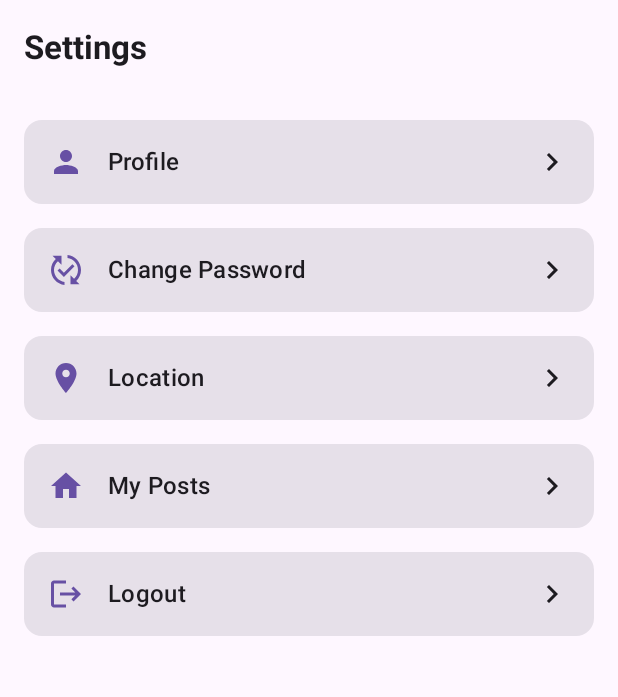
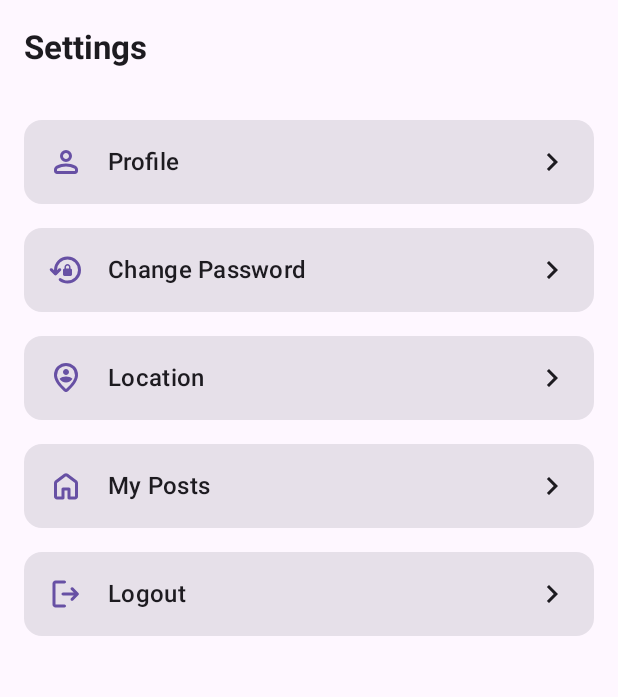
Before and after one commit to hitesh-dhamshaniya/GiveAwayThings_GoodDeed, an Android app built with Jetpack Compose: the screen it shows after launch once a user with an empty profile is signed in (MainActivity), item 5 of the bottom bar chosen, on a phone screen of 412 x 824 dp. Shown: the top 697 px of the screen. Run offline under Robolectric (Android 15) with nearby library versions, the phone set to English and light mode, and no system bars; our stand-ins replace Firebase (no records; nobody signed in at launch, a user with empty details on screens opened directly), navigation-ui; 1 statement that could not run was skipped.

Commit message:
Few more ui improvements

```diff
--- a/app/src/main/java/give/away/good/deeds/repository/PostRepository.kt
+++ b/app/src/main/java/give/away/good/deeds/repository/PostRepository.kt
@@ -3,6 +3,7 @@ package give.away.good.deeds.repository
 import android.net.Uri
 import com.google.firebase.auth.FirebaseAuth
 import com.google.firebase.firestore.FirebaseFirestore
+import com.google.firebase.firestore.Query
 import give.away.good.deeds.network.model.Post
 import give.away.good.deeds.network.model.PostInfo
 import give.away.good.deeds.network.model.toPost
@@ -97,6 +98,7 @@ class PostRepositoryImpl(
         return try {
             val snapshot = firestore.collection(COLLECTION_POST)
                 .whereEqualTo("userId", getCurrentUserId())
+                .orderBy("createdDateTime", Query.Direction.DESCENDING)
                 .get()
                 .await()
             val list = snapshot.documents.map {
--- a/app/src/main/java/give/away/good/deeds/ui/screens/main/setting/menu/SettingItemModel.kt
+++ b/app/src/main/java/give/away/good/deeds/ui/screens/main/setting/menu/SettingItemModel.kt
@@ -17,10 +17,10 @@ object SettingUtil {
     const val LOGOUT = "Logout"
 
     private fun addItems() {
-        settingItemsList.add(SettingItemModel(R.drawable.ic_profile, PROFILE, "profile"))
-        settingItemsList.add(SettingItemModel(R.drawable.ic_change_password, CHANGE_PASSWORD, "change_password"))
-        settingItemsList.add(SettingItemModel(R.drawable.ic_location, SET_LOCATION, "location"))
-        settingItemsList.add(SettingItemModel(R.drawable.ic_home, MY_LISTING, "account_listing"))
+        settingItemsList.add(SettingItemModel(R.drawable.ic_person_24px, PROFILE, "profile"))
+        settingItemsList.add(SettingItemModel(R.drawable.ic_lock_reset_24px, CHANGE_PASSWORD, "change_password"))
+        settingItemsList.add(SettingItemModel(R.drawable.ic_person_pin_circle_24px, SET_LOCATION, "location"))
+        settingItemsList.add(SettingItemModel(R.drawable.ic_menu_home, MY_LISTING, "account_listing"))
         settingItemsList.add(SettingItemModel(R.drawable.ic_logout, LOGOUT, "logout"))
     }
 
--- a/app/src/main/java/give/away/good/deeds/ui/theme/Theme.kt
+++ b/app/src/main/java/give/away/good/deeds/ui/theme/Theme.kt
@@ -10,6 +10,7 @@ import androidx.compose.material3.dynamicLightColorScheme
 import androidx.compose.material3.lightColorScheme
 import androidx.compose.runtime.Composable
 import androidx.compose.runtime.SideEffect
+import androidx.compose.ui.graphics.Color
 import androidx.compose.ui.graphics.toArgb
 import androidx.compose.ui.platform.LocalContext
 import androidx.compose.ui.platform.LocalView
@@ -100,7 +101,10 @@ fun AppTheme(
         SideEffect {
             val window = (view.context as Activity).window
             window.statusBarColor = if(useDarkTheme) md_theme_dark_surface.toArgb() else md_theme_light_surface.toArgb()
-            WindowCompat.getInsetsController(window, view).isAppearanceLightStatusBars = !useDarkTheme
+            WindowCompat.getInsetsController(window, view).apply {
+                isAppearanceLightStatusBars = !useDarkTheme
+                isAppearanceLightNavigationBars = !useDarkTheme
+            }
         }
     }
 
--- a/app/src/main/res/drawable/ic_change_password.xml
+++ /dev/null
@@ -1,10 +0,0 @@
-<vector xmlns:android="http://schemas.android.com/apk/res/android"
-    android:width="24dp"
-    android:height="24dp"
-    android:tint="@color/colorPrimary"
-    android:viewportWidth="24"
-    android:viewportHeight="24">
-    <path
-        android:fillColor="@android:color/white"
-        android:pathData="M17.66,9.53l-7.07,7.07l-4.24,-4.24l1.41,-1.41l2.83,2.83l5.66,-5.66L17.66,9.53zM4,12c0,-2.33 1.02,-4.42 2.62,-5.88L9,8.5v-6H3l2.2,2.2C3.24,6.52 2,9.11 2,12c0,5.19 3.95,9.45 9,9.95v-2.02C7.06,19.44 4,16.07 4,12zM22,12c0,-5.19 -3.95,-9.45 -9,-9.95v2.02c3.94,0.49 7,3.86 7,7.93c0,2.33 -1.02,4.42 -2.62,5.88L15,15.5v6h6l-2.2,-2.2C20.76,17.48 22,14.89 22,12z" />
-</vector>
--- /dev/null
+++ b/app/src/main/res/drawable/ic_lock_reset_24px.xml
@@ -0,0 +1,10 @@
+<vector xmlns:android="http://schemas.android.com/apk/res/android"
+    android:width="24dp"
+    android:height="24dp"
+    android:viewportWidth="960"
+    android:viewportHeight="960"
+    android:tint="?attr/colorControlNormal">
+  <path
+      android:fillColor="@android:color/white"
+      android:pathData="M520,840Q457,840 401,820Q345,800 299,764Q286,753 285,736.5Q284,720 296,708Q308,696 324.5,696Q341,696 355,706Q390,732 431.5,746Q473,760 520,760Q636,760 718,678Q800,596 800,480Q800,364 718,282Q636,200 520,200Q404,200 322,282Q240,364 240,480L240,487L285,442Q296,431 312.5,431Q329,431 341,442Q353,454 353,470.5Q353,487 341,499L228,612Q216,624 200,624Q184,624 172,612L58,498Q46,486 46.5,469.5Q47,453 59,442Q71,431 87.5,430.5Q104,430 115,442L160,488L160,480Q160,405 188.5,339.5Q217,274 265.5,225.5Q314,177 379.5,148.5Q445,120 520,120Q595,120 660.5,148.5Q726,177 774.5,225.5Q823,274 851.5,339.5Q880,405 880,480Q880,630 775,735Q670,840 520,840ZM440,640Q423,640 411.5,628.5Q400,617 400,600L400,480Q400,463 411.5,451.5Q423,440 440,440L440,400Q440,367 463.5,343.5Q487,320 520,320Q553,320 576.5,343.5Q600,367 600,400L600,440Q617,440 628.5,451.5Q640,463 640,480L640,600Q640,617 628.5,628.5Q617,640 600,640L440,640ZM480,440L560,440L560,400Q560,383 548.5,371.5Q537,360 520,360Q503,360 491.5,371.5Q480,383 480,400L480,440Z"/>
+</vector>
--- a/app/src/main/res/drawable/ic_logout.xml
+++ b/app/src/main/res/drawable/ic_logout.xml
@@ -1,11 +1,11 @@
 <vector xmlns:android="http://schemas.android.com/apk/res/android"
     android:width="24dp"
     android:height="24dp"
-    android:autoMirrored="true"
-    android:tint="@color/colorPrimary"
-    android:viewportWidth="24"
-    android:viewportHeight="24">
-    <path
-        android:fillColor="@android:color/white"
-        android:pathData="M17,7l-1.41,1.41L18.17,11H8v2h10.17l-2.58,2.58L17,17l5,-5zM4,5h8V3H4c-1.1,0 -2,0.9 -2,2v14c0,1.1 0.9,2 2,2h8v-2H4V5z" />
+    android:viewportWidth="960"
+    android:viewportHeight="960"
+    android:tint="?attr/colorControlNormal"
+    android:autoMirrored="true">
+  <path
+      android:fillColor="@android:color/white"
+      android:pathData="M200,840Q167,840 143.5,816.5Q120,793 120,760L120,200Q120,167 143.5,143.5Q167,120 200,120L440,120Q457,120 468.5,131.5Q480,143 480,160Q480,177 468.5,188.5Q457,200 440,200L200,200Q200,200 200,200Q200,200 200,200L200,760Q200,760 200,760Q200,760 200,760L440,760Q457,760 468.5,771.5Q480,783 480,800Q480,817 468.5,828.5Q457,840 440,840L200,840ZM687,520L400,520Q383,520 371.5,508.5Q360,497 360,480Q360,463 371.5,451.5Q383,440 400,440L687,440L612,365Q601,354 601,338Q601,322 612,310Q623,298 640,297.5Q657,297 669,309L812,452Q824,464 824,480Q824,496 812,508L669,651Q657,663 640.5,662.5Q624,662 612,650Q601,638 601.5,621.5Q602,605 613,594L687,520Z"/>
 </vector>
--- a/app/src/main/res/drawable/ic_next.xml
+++ /dev/null
@@ -1,5 +0,0 @@
-<vector android:autoMirrored="true" android:height="24dp"
-    android:tint="#000000" android:viewportHeight="24"
-    android:viewportWidth="24" android:width="24dp" xmlns:android="http://schemas.android.com/apk/res/android">
-    <path android:fillColor="@android:color/white" android:pathData="M10,6L8.59,7.41 13.17,12l-4.58,4.59L10,18l6,-6z"/>
-</vector>
--- /dev/null
+++ b/app/src/main/res/drawable/ic_person_24px.xml
@@ -0,0 +1,10 @@
+<vector xmlns:android="http://schemas.android.com/apk/res/android"
+    android:width="24dp"
+    android:height="24dp"
+    android:viewportWidth="960"
+    android:viewportHeight="960"
+    android:tint="?attr/colorControlNormal">
+  <path
+      android:fillColor="@android:color/white"
+      android:pathData="M480,480Q414,480 367,433Q320,386 320,320Q320,254 367,207Q414,160 480,160Q546,160 593,207Q640,254 640,320Q640,386 593,433Q546,480 480,480ZM720,800L240,800Q207,800 183.5,776.5Q160,753 160,720L160,688Q160,654 177.5,625.5Q195,597 224,582Q286,551 350,535.5Q414,520 480,520Q546,520 610,535.5Q674,551 736,582Q765,597 782.5,625.5Q800,654 800,688L800,720Q800,753 776.5,776.5Q753,800 720,800ZM240,720L720,720L720,688Q720,677 714.5,668Q709,659 700,654Q646,627 591,613.5Q536,600 480,600Q424,600 369,613.5Q314,627 260,654Q251,659 245.5,668Q240,677 240,688L240,720ZM480,400Q513,400 536.5,376.5Q560,353 560,320Q560,287 536.5,263.5Q513,240 480,240Q447,240 423.5,263.5Q400,287 400,320Q400,353 423.5,376.5Q447,400 480,400ZM480,320Q480,320 480,320Q480,320 480,320Q480,320 480,320Q480,320 480,320Q480,320 480,320Q480,320 480,320Q480,320 480,320Q480,320 480,320ZM480,720L480,720Q480,720 480,720Q480,720 480,720Q480,720 480,720Q480,720 480,720Q480,720 480,720Q480,720 480,720Q480,720 480,720Q480,720 480,720L480,720L480,720Z"/>
+</vector>
--- /dev/null
+++ b/app/src/main/res/drawable/ic_person_pin_circle_24px.xml
@@ -0,0 +1,10 @@
+<vector xmlns:android="http://schemas.android.com/apk/res/android"
+    android:width="24dp"
+    android:height="24dp"
+    android:viewportWidth="960"
+    android:viewportHeight="960"
+    android:tint="?attr/colorControlNormal">
+  <path
+      android:fillColor="@android:color/white"
+      android:pathData="M480,774Q602,662 661,570.5Q720,479 720,408Q720,299 650.5,229.5Q581,160 480,160Q379,160 309.5,229.5Q240,299 240,408Q240,479 299,570.5Q358,662 480,774ZM480,853Q466,853 452,848Q438,843 427,833Q362,773 312,716Q262,659 228.5,605.5Q195,552 177.5,502.5Q160,453 160,408Q160,258 256.5,169Q353,80 480,80Q607,80 703.5,169Q800,258 800,408Q800,453 782.5,502.5Q765,552 731.5,605.5Q698,659 648,716Q598,773 533,833Q522,843 508,848Q494,853 480,853ZM480,400Q480,400 480,400Q480,400 480,400Q480,400 480,400Q480,400 480,400Q480,400 480,400Q480,400 480,400Q480,400 480,400Q480,400 480,400ZM480,600Q536,600 581,572.5Q626,545 652,500Q617,471 573,455.5Q529,440 480,440Q431,440 387,455.5Q343,471 308,500Q334,545 379,572.5Q424,600 480,600ZM480,400Q513,400 536.5,376.5Q560,353 560,320Q560,287 536.5,263.5Q513,240 480,240Q447,240 423.5,263.5Q400,287 400,320Q400,353 423.5,376.5Q447,400 480,400Z"/>
+</vector>
--- a/app/src/main/res/drawable/ic_profile.xml
+++ /dev/null
@@ -1,10 +0,0 @@
-<vector xmlns:android="http://schemas.android.com/apk/res/android"
-    android:width="24dp"
-    android:height="24dp"
-    android:tint="@color/colorPrimary"
-    android:viewportWidth="24"
-    android:viewportHeight="24">
-    <path
-        android:fillColor="@android:color/white"
-        android:pathData="M12,12c2.21,0 4,-1.79 4,-4s-1.79,-4 -4,-4 -4,1.79 -4,4 1.79,4 4,4zM12,14c-2.67,0 -8,1.34 -8,4v2h16v-2c0,-2.66 -5.33,-4 -8,-4z" />
-</vector>
--- a/app/src/main/res/layout/activity_main.xml
+++ b/app/src/main/res/layout/activity_main.xml
@@ -1,31 +1,23 @@
 <?xml version="1.0" encoding="utf-8"?>
-<androidx.constraintlayout.widget.ConstraintLayout xmlns:android="http://schemas.android.com/apk/res/android"
+<LinearLayout xmlns:android="http://schemas.android.com/apk/res/android"
     xmlns:app="http://schemas.android.com/apk/res-auto"
-    xmlns:tools="http://schemas.android.com/tools"
     android:layout_width="match_parent"
-    android:layout_height="match_parent">
-
-    <com.google.android.material.bottomnavigation.BottomNavigationView
-        android:id="@+id/bottomNavigationBar"
-        android:layout_width="0dp"
-        android:layout_height="wrap_content"
-        app:layout_constraintBottom_toBottomOf="parent"
-        app:layout_constraintEnd_toEndOf="parent"
-        app:layout_constraintStart_toStartOf="parent"
-        app:menu="@menu/bottom_navigation_menu" />
+    android:layout_height="match_parent"
+    android:orientation="vertical">
 
     <androidx.fragment.app.FragmentContainerView
         android:id="@+id/postAuthFragmentContainer"
         android:name="androidx.navigation.fragment.NavHostFragment"
-        android:layout_width="0dp"
+        android:layout_width="match_parent"
         android:layout_height="0dp"
+        android:layout_weight="1"
         app:defaultNavHost="true"
-        app:layout_constraintBottom_toTopOf="@+id/bottomNavigationBar"
-        app:layout_constraintEnd_toEndOf="parent"
-        app:layout_constraintStart_toStartOf="parent"
-        app:layout_constraintTop_toTopOf="parent"
-        app:navGraph="@navigation/post_auth_navigation"
-        tools:layout_editor_absoluteX="1dp"
-        tools:layout_editor_absoluteY="57dp" />
+        app:navGraph="@navigation/post_auth_navigation" />
 
-</androidx.constraintlayout.widget.ConstraintLayout>
+    <com.google.android.material.bottomnavigation.BottomNavigationView
+        android:id="@+id/bottomNavigationBar"
+        android:layout_width="match_parent"
+        android:layout_height="wrap_content"
+        app:menu="@menu/bottom_navigation_menu" />
+
+</LinearLayout>
```
Also changed, not shown: app/src/main/java/give/away/good/deeds/ui/screens/main/setting/changepassword/ChangePasswordScreen.kt (+24 -19 lines), app/src/main/java/give/away/good/deeds/ui/screens/main/setting/profile/ProfileScreen.kt (+18 -11 lines), app/src/main/res/drawable/ic_add_post.xml (deleted, +0 -10 lines), app/src/main/res/drawable/ic_cancel.xml (deleted, +0 -10 lines), app/src/main/res/drawable/ic_message.xml (deleted, +0 -11 lines), app/src/main/res/drawable/ic_settings.xml (deleted, +0 -10 lines).
